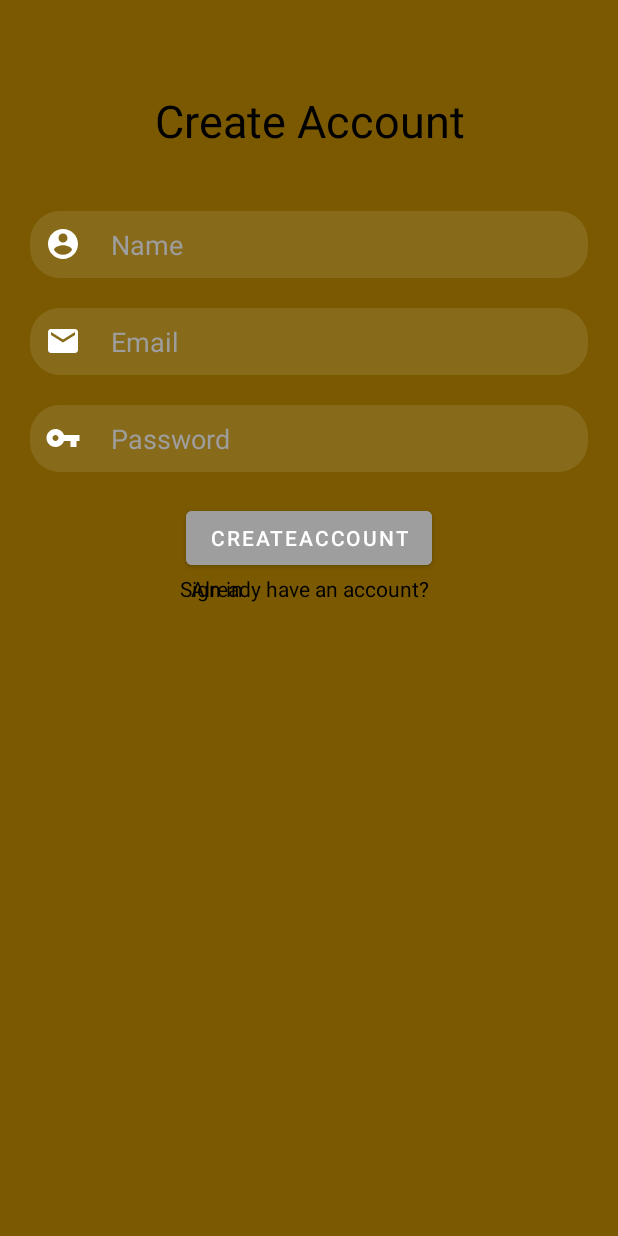
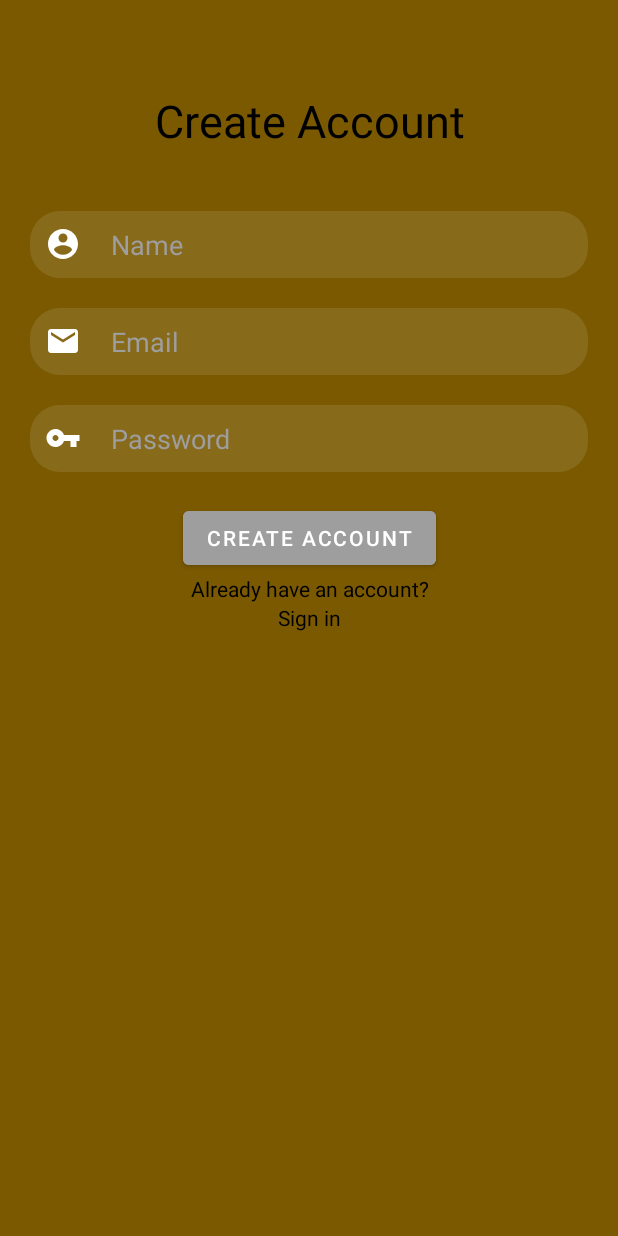
Before and after one commit to RobertW09/Senior-Design, an Android app: the RegisterActivity screen opened directly, with no data from a screen before it, on a phone screen of 412 x 824 dp. Run offline under Robolectric (Android 15) with nearby library versions, the phone set to English and light mode, and no system bars.

Commit message:
update 2

```diff
--- a/AndroidApp/HeartByteApp/app/src/main/res/layout/activity_register.xml
+++ b/AndroidApp/HeartByteApp/app/src/main/res/layout/activity_register.xml
@@ -72,7 +72,7 @@
         android:id="@+id/CreateAccountButton"
         android:layout_width="wrap_content"
         android:layout_height="wrap_content"
-        android:text="CreateAccount"
+        android:text="Create Account"
         android:onClick="CreateAccount"
         android:textColor="@color/white"
         app:layout_constraintEnd_toEndOf="parent"
@@ -100,8 +100,8 @@
         android:textColor="@color/black"
         android:layout_marginRight="120dp"
         android:layout_marginLeft="120dp"
-        app:layout_constraintTop_toBottomOf= "@id/CreateAccountButton"
-        app:layout_constraintRight_toRightOf="@id/HaveAnAccount"
+        android:textAlignment="center"
+        app:layout_constraintTop_toBottomOf= "@id/HaveAnAccount"
         />
 
   </androidx.constraintlayout.widget.ConstraintLayout>
```
Also changed, not shown: AndroidApp/HeartByteApp/app/src/main/java/com/example/heartbyteapp/LoginActivity.java (+12 -2 lines).
